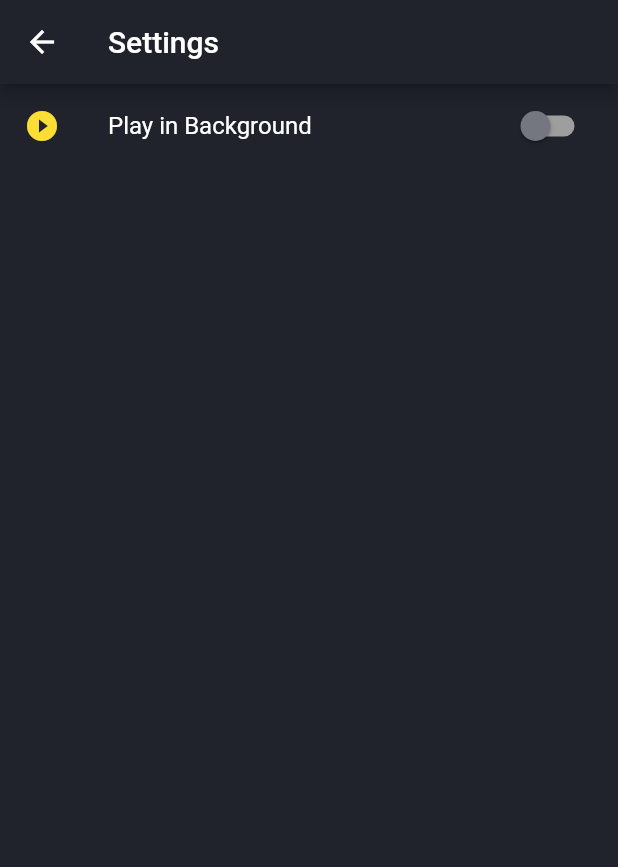
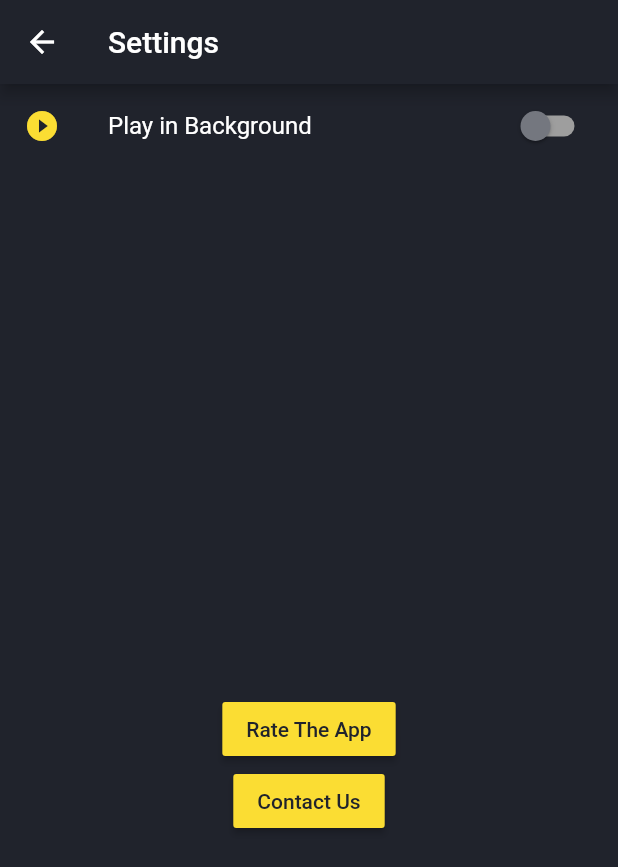
Before and after one commit to hadi-codes/tvgui, a Flutter app: the SettingsPage screen opened directly, on a phone screen of 412 x 824 dp. Shown: the top 867 px of the screen. Run offline on Flutter 3.47's test engine with Material 2 defaults, Android fonts, the phone set to English and light mode, and no system bars; our stand-ins replace bottom_navy_bar, bubble_tab_indicator, cached_network_image, dio, hive, loading_indicator and 2 more; missing offline and left inert: back_button_interceptor, flutter_ijkplayer, store_redirect; accounts and stored records are empty; network calls fail.

Commit message:
saving before URls changes

```diff
--- a/lib/main.dart
+++ b/lib/main.dart
@@ -2,7 +2,9 @@ import 'package:flutter/material.dart';
 import 'package:flutter/services.dart';
 import 'package:tvgui/model/theme.dart';
 import 'package:tvgui/pages/bottomNavBar.dart';
+import 'package:tvgui/pages/maintenancePage.dart';
 import 'package:tvgui/pages/setting.dart';
+import 'package:tvgui/pages/updatePage.dart';
 import 'package:tvgui/pages/welcom_fetch.dart';
 
 import 'pages/welcom_fetch.dart';
--- /dev/null
+++ b/lib/pages/maintenancePage.dart
@@ -0,0 +1,21 @@
+import 'package:flutter/material.dart';
+import 'package:tvgui/model/theme.dart';
+
+class Maintenance extends StatelessWidget {
+  const Maintenance({Key key,this.msg}) : super(key: key);
+  final String msg;
+  @override
+  Widget build(BuildContext context) {
+    return MaterialApp(
+        theme: appTheme(),
+        home: Scaffold(
+            body: Column(
+          mainAxisAlignment: MainAxisAlignment.center,
+          crossAxisAlignment: CrossAxisAlignment.center,
+          children: <Widget>[
+            Image.asset("assets/img/maintenance.png"),
+            Text(msg,style: TextStyle(color: AppThemeData.AppYellow,fontSize: 18),)
+          ],
+        )));
+  }
+}
--- a/lib/pages/searchPage.dart
+++ b/lib/pages/searchPage.dart
@@ -88,7 +88,7 @@ class _SearchPageState extends State<SearchPage> {
               context,
               MaterialPageRoute(
                   builder: (context) => VideoPlayer(
-                        url: channels[index].urls,
+                      //  url: channels[index].urls,
                       )),
             );
           },
--- a/lib/pages/setting.dart
+++ b/lib/pages/setting.dart
@@ -60,6 +60,23 @@ class _SettingsPageState extends State<SettingsPage> {
               color: AppThemeData.AppYellow,
             ),
           ),
+          SizedBox(height: 350,),
+          RaisedButton(
+            color: AppThemeData.AppYellow,
+            onPressed: () {},
+            child: const Text(
+              'Rate The App',
+              style: TextStyle(fontSize: 14, color: AppThemeData.PrimaryColor),
+            ),
+          ),
+          RaisedButton(
+            color: AppThemeData.AppYellow,
+            onPressed: () {},
+            child: const Text(
+              'Contact Us',
+              style: TextStyle(fontSize: 14, color: AppThemeData.PrimaryColor),
+            ),
+          )
         ],
       ),
     );
--- a/pubspec.yaml
+++ b/pubspec.yaml
@@ -32,6 +32,7 @@ dependencies:
   bottom_navy_bar: ^5.3.2
   dio: ^3.0.8
   package_info: ^0.4.0+13
+  store_redirect: ^1.0.1
 
 dev_dependencies:
   flutter_test:
```
Also changed, not shown: lib/channelspls/channel.dart (+7 -7 lines), lib/model/fetch_channels.dart (+7 -1 lines), lib/pages/home.dart (+16 -16 lines), lib/pages/updatePage.dart (added, +45 -0 lines), lib/pages/welcom_fetch.dart (+4 -8 lines), assets/img/maintenance.png (added), assets/img/update.png (added), lib/channelspls/channel.g.dart, pubspec.lock.
